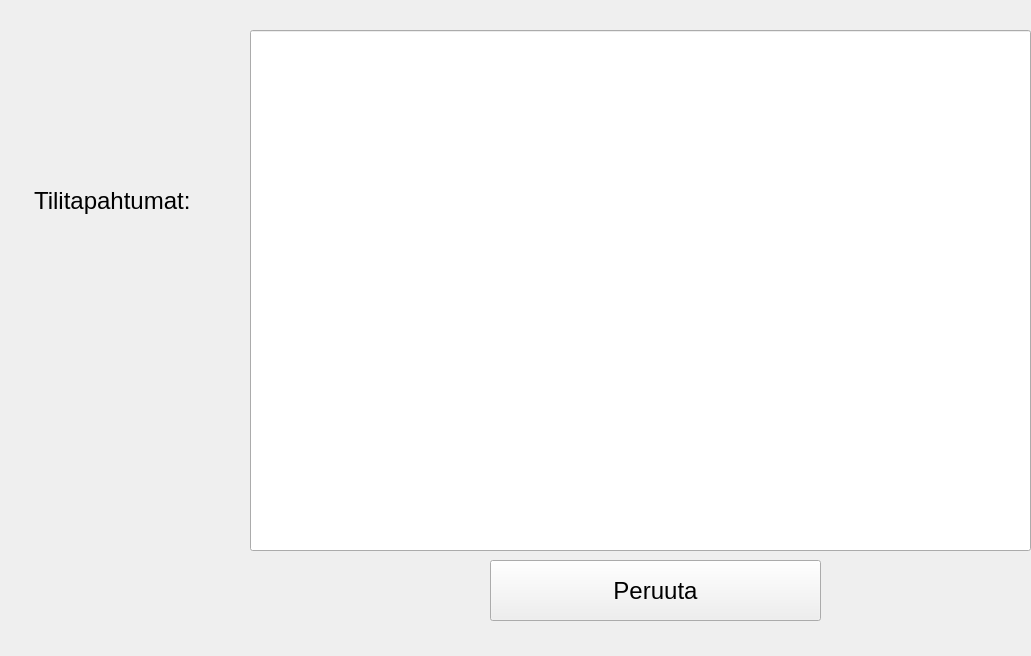
Before: the Qt Designer form PankkiProjekti/tilitapahtumat.ui in tvt20kmo-ohjelmistokehitysprojekti/Group8, drawn with Qt 5.
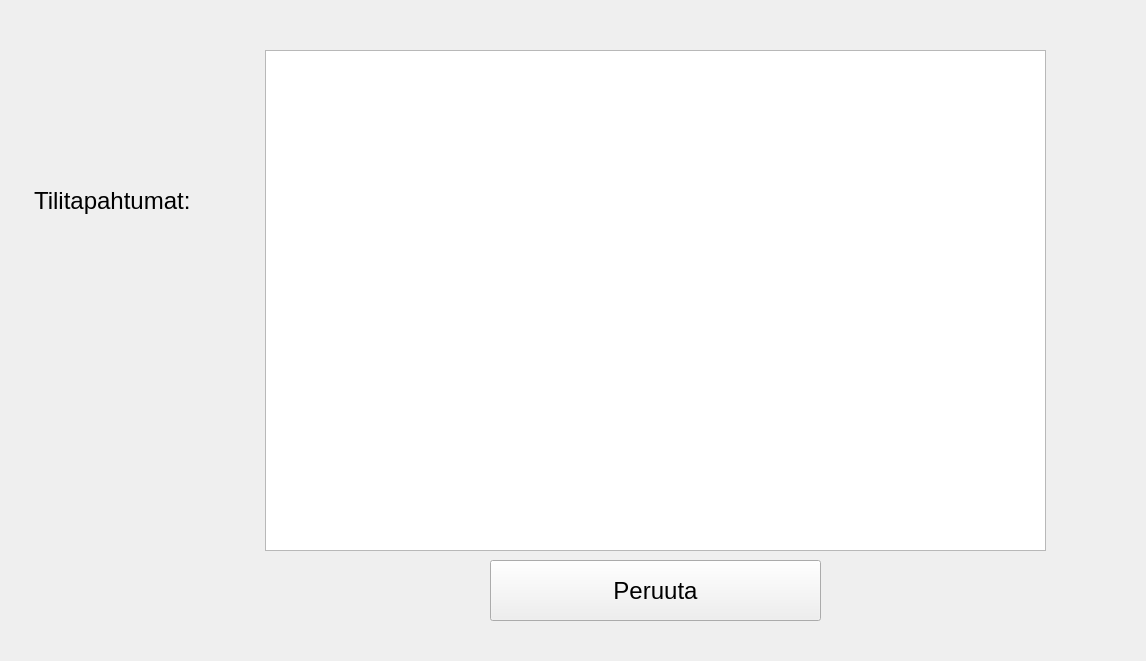
After: the same form once the commit is applied.

Diff of the .ui file:
```diff
--- a/PankkiProjekti/tilitapahtumat.ui
+++ b/PankkiProjekti/tilitapahtumat.ui
@@ -6,8 +6,8 @@
    <rect>
     <x>0</x>
     <y>0</y>
-    <width>1031</width>
-    <height>656</height>
+    <width>1146</width>
+    <height>661</height>
    </rect>
   </property>
   <property name="windowTitle">
@@ -49,13 +49,13 @@
     <string>Peruuta</string>
    </property>
   </widget>
-  <widget class="QLineEdit" name="lineEditTilitapahtumat">
+  <widget class="QTableView" name="tableView">
    <property name="geometry">
     <rect>
-     <x>250</x>
-     <y>30</y>
+     <x>265</x>
+     <y>50</y>
      <width>781</width>
-     <height>521</height>
+     <height>501</height>
     </rect>
    </property>
   </widget>
```
